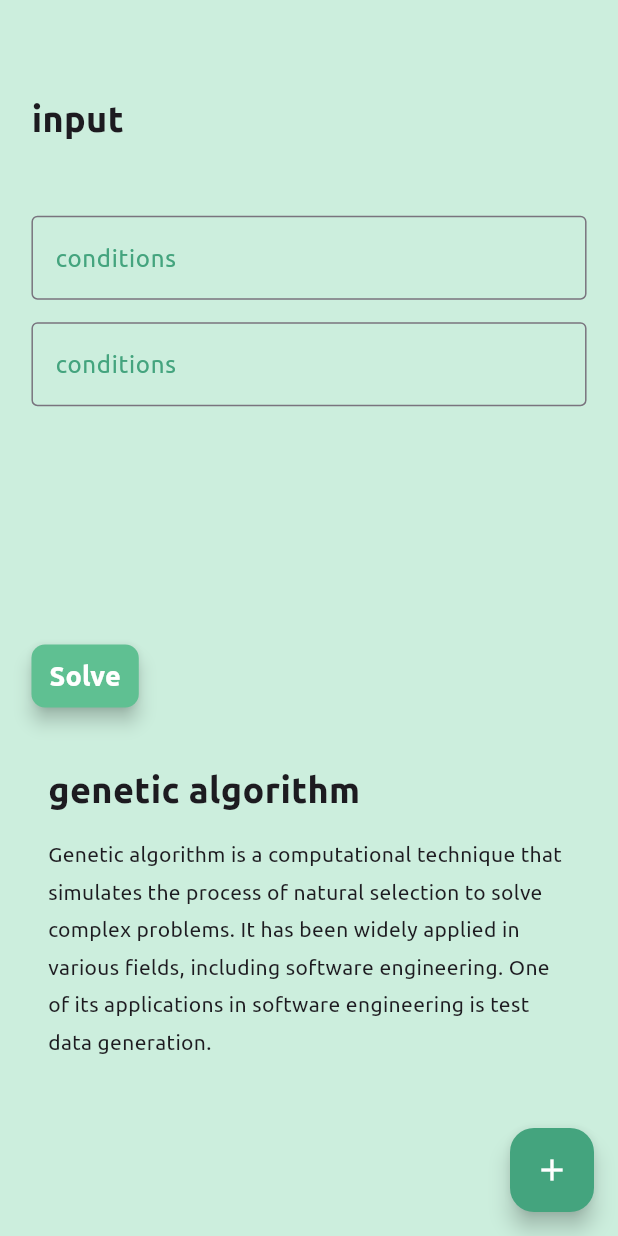
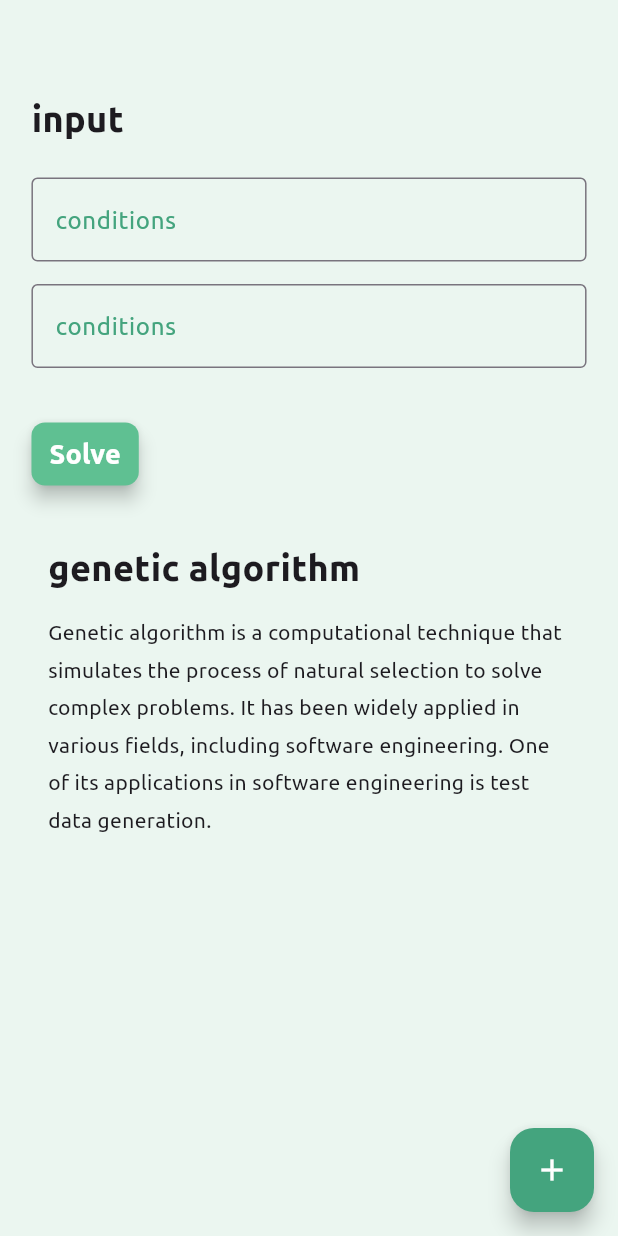
Before and after one commit to OmidHaqi/test_data_gen_v1, a Flutter app: the InputCondition screen opened directly, on a phone screen of 412 x 824 dp. Run offline on Flutter 3.47's test engine with Material 3 defaults, Android fonts, the phone set to English and light mode, and no system bars; our stand-ins replace flutter_spinkit.

Commit message:
creatinputConditionPage

```diff
--- a/lib/views/inputCondition.dart
+++ b/lib/views/inputCondition.dart
@@ -1,5 +1,4 @@
 import 'package:flutter/material.dart';
-import 'package:test_data_gen/views/res/strings.dart';
 
 class InputCondition extends StatefulWidget {
   @override
@@ -7,39 +6,45 @@ class InputCondition extends StatefulWidget {
 }
 
 class _InputConditionState extends State<InputCondition> {
-  List filds = [TextFormField(
+  List filds = [
+    TextFormField(
         decoration: const InputDecoration(
       labelStyle: TextStyle(color: Color.fromARGB(255, 68, 164, 126)),
       labelText: 'conditions',
       focusedBorder: OutlineInputBorder(
-        borderSide: BorderSide(color: Color.fromARGB(255, 68, 164, 126),width: 2),
+        borderSide:
+            BorderSide(color: Color.fromARGB(255, 68, 164, 126), width: 2),
       ),
       border: OutlineInputBorder(
-        borderSide: BorderSide(width: 2,color: Color.fromARGB(255, 207, 233, 217))
-    ),)
-  ),TextFormField(
+          borderSide:
+              BorderSide(width: 2, color: Color.fromARGB(255, 207, 233, 217))),
+    )),
+    TextFormField(
         decoration: const InputDecoration(
       labelStyle: TextStyle(color: Color.fromARGB(255, 68, 164, 126)),
       labelText: 'conditions',
       focusedBorder: OutlineInputBorder(
-        borderSide: BorderSide(color: Color.fromARGB(255, 68, 164, 126),width: 2),
+        borderSide:
+            BorderSide(color: Color.fromARGB(255, 68, 164, 126), width: 2),
       ),
       border: OutlineInputBorder(
-        borderSide: BorderSide(width: 2,color: Color.fromARGB(255, 207, 233, 217))
-    ),)
-  ),];
+          borderSide:
+              BorderSide(width: 2, color: Color.fromARGB(255, 207, 233, 217))),
+    )),
+  ];
   @override
   Widget build(BuildContext context) {
     double sizeH = MediaQuery.of(context).size.height;
     double sizeW = MediaQuery.of(context).size.width;
     return SafeArea(
       child: Scaffold(
-        backgroundColor: Color.fromARGB(255, 204, 238, 221),
+        backgroundColor: Color.fromARGB(255, 235, 246, 240),
         body: SingleChildScrollView(
           child: Column(
             children: [
               Padding(
-                padding:  EdgeInsets.fromLTRB(sizeW/19.65, sizeH/13.3125, 0, 0),
+                padding:
+                    EdgeInsets.fromLTRB(sizeW / 19.65, sizeH / 13.3125, 0, 0),
                 child: Align(
                   alignment: Alignment.centerLeft,
                   child: Text(
@@ -50,18 +55,29 @@ class _InputConditionState extends State<InputCondition> {
               ),
               Padding(
                 padding: EdgeInsets.fromLTRB(
-                    sizeW / 19.65, sizeH /25.058823529, sizeW / 19.65, 0),
+                    sizeW / 19.65, sizeH / 110.058823529, sizeW / 19.65, 0),
                 child: Container(
+                  constraints: BoxConstraints(
+                    minHeight:100 ,
+                    minWidth: double.infinity,
+                    maxHeight: 330,
+
+                  ),
+
                   padding: EdgeInsets.only(top: 10),
-                  height: sizeH / 3,
-                  width: sizeW / 1.113314448,
+                  // height: sizeH/3,
+                  // width: sizeW / 1.113314448,
+
+                  child: Expanded(
                     child: ListView(
+                       shrinkWrap: true,
                       children: filds
                           .map((textFormField) => Container(
                                 padding: EdgeInsets.only(bottom: 10, top: 5),
                                 child: textFormField,
                               ))
                           .toList(),
+                    ),
                   ),
                 ),
               ),
@@ -143,10 +159,11 @@ class _InputConditionState extends State<InputCondition> {
     labelStyle: TextStyle(color: Color.fromARGB(255, 68, 164, 126)),
     labelText: 'conditions',
     focusedBorder: OutlineInputBorder(
-        borderSide: BorderSide(color: Color.fromARGB(255, 68, 164, 126),width: 2),
+      borderSide:
+          BorderSide(color: Color.fromARGB(255, 68, 164, 126), width: 2),
     ),
     border: OutlineInputBorder(
-        borderSide: BorderSide(width: 2,color: Color.fromARGB(255, 207, 233, 217))
-    ),)
-  );
+        borderSide:
+            BorderSide(width: 2, color: Color.fromARGB(255, 207, 233, 217))),
+  ));
 }
```
Also changed, not shown: 1 other file. Lines whose indentation alone changed are shown as unchanged.
